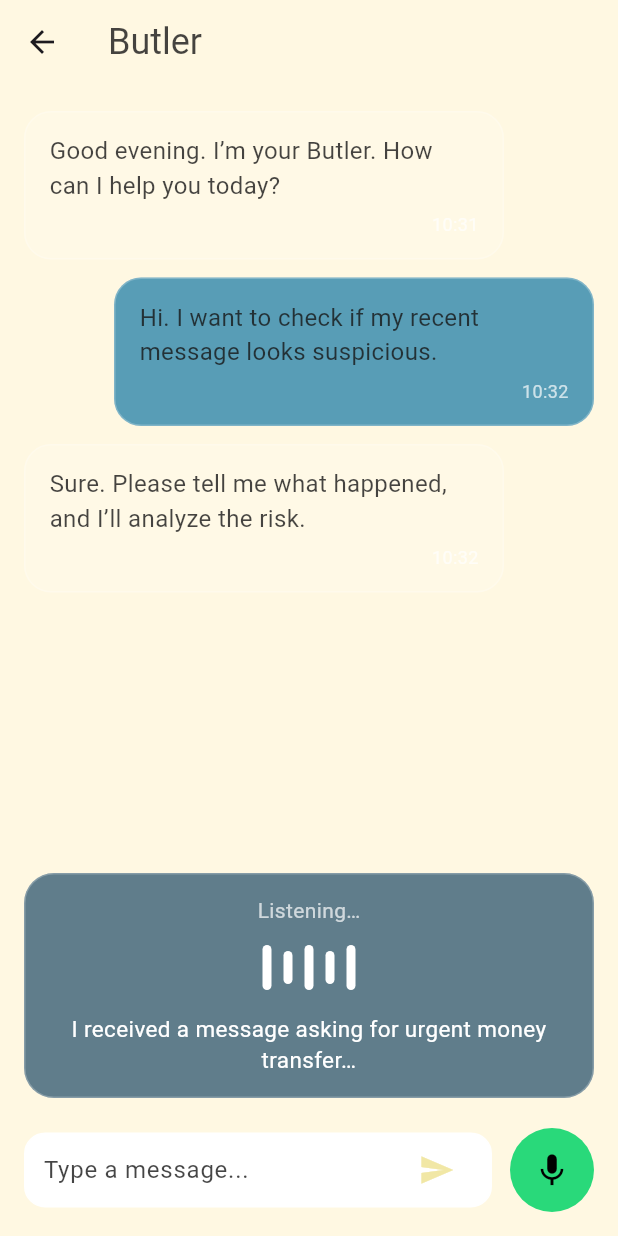
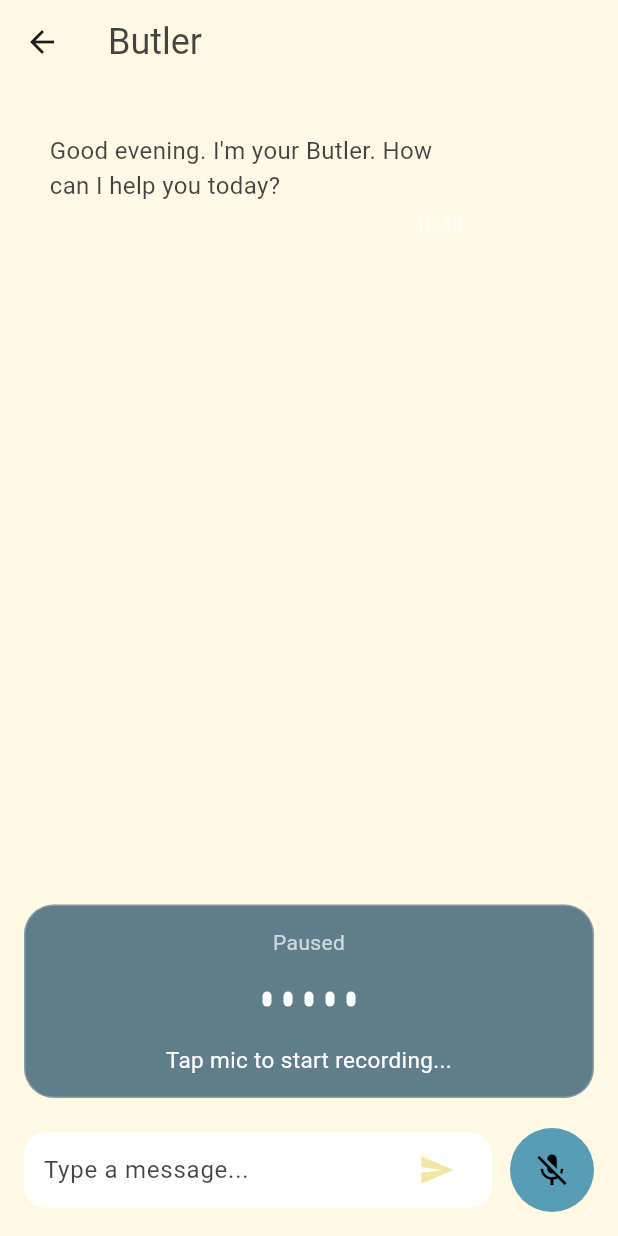
Before and after one commit to NCCU-Butler-Robot/AIO-Kebbi, a Flutter app: the ButlerChatPage screen opened by its route, after a tap on the "send" icon, on a phone screen of 412 x 824 dp. Run offline on Flutter 3.47's test engine with Material 3 defaults, Android fonts, the phone set to English and light mode, and no system bars; our stand-ins replace audioplayers, dio, flutter_secure_storage, get_it, google_fonts, image_picker and 2 more; missing offline and left inert: flutter_sound, record; accounts and stored records are empty; Roboto replaces fonts that are missing (Itim).

Commit message:
fix: connect food recognition and butler chat to backend API
- food_recognition_page: remove countdown, call /api/food-recognition/
  with multipart image upload, navigate to RecipeWebViewPage with detect_url
- butler_chat_page: call /api/chat/, display text response, play MP3 audio,
  connect mic to AudioService, add ScrollController auto-scroll
- api_service: add ChatResult class, sendChat(), uploadFoodImage(),
  X-Installation-Id header in interceptor, receiveTimeout 60s
- audio_service: add playMp3Bytes() with Codec.mp3 for API audio response

```diff
--- a/frontend/lib/pages/butler_chat_page.dart
+++ b/frontend/lib/pages/butler_chat_page.dart
@@ -1,9 +1,12 @@
+import 'dart:async';
+
 import 'package:flutter/material.dart';
 import 'package:google_fonts/google_fonts.dart';
-import 'dart:async';
-
 
 import '../constants.dart';
+import '../di/service_locator.dart';
+import '../services/api_service.dart';
+import '../services/audio_service.dart';
 
 class ButlerChatPage extends StatefulWidget {
   const ButlerChatPage({super.key});
@@ -13,85 +16,128 @@ class ButlerChatPage extends StatefulWidget {
 }
 
 class _ButlerChatPageState extends State<ButlerChatPage> {
-  // --- Demo ---
   final List<_ChatMessage> _messages = [
     _ChatMessage(
       from: _Speaker.butler,
-      text: "Good evening. I’m your Butler. How can I help you today?",
-      time: "10:31",
-    ),
-    _ChatMessage(
-      from: _Speaker.user,
-      text: "Hi. I want to check if my recent message looks suspicious.",
-      time: "10:32",
-    ),
-    _ChatMessage(
-      from: _Speaker.butler,
-      text: "Sure. Please tell me what happened, and I’ll analyze the risk.",
-      time: "10:32",
+      text: "Good evening. I'm your Butler. How can I help you today?",
+      time: _fmtTime(DateTime.now()),
     ),
   ];
 
-  // --- 逐字稿 / 錄音狀態 / 播放狀態---
-  bool _isRecording = true;
-  bool _isPlaying = false;
-
-  // Demo
-  String _liveTranscript = "Listening…";
+  String? _conversationId;
+  bool _isLoading = false;
+  bool _isRecording = false;
+  String _liveTranscript = 'Tap mic to start recording...';
 
   final TextEditingController _textController = TextEditingController();
+  final ScrollController _scrollCtrl = ScrollController();
 
   @override
   void initState() {
     super.initState();
-
-    // Demo
-    Future.delayed(const Duration(milliseconds: 600), () {
-      if (!mounted) return;
-      setState(() => _liveTranscript = "I received a message asking for urgent money transfer…");
-    });
+    AudioService.I.init();
   }
 
   @override
   void dispose() {
     _textController.dispose();
+    _scrollCtrl.dispose();
+    if (_isRecording) {
+      AudioService.I.stopRecord();
+    }
     super.dispose();
   }
 
-  void _toggleRecording() {
-    setState(() {
-      _isRecording = !_isRecording;
-      _liveTranscript = _isRecording ? "Listening…" : "Recording stopped.";
+  void _scrollToBottom() {
+    WidgetsBinding.instance.addPostFrameCallback((_) {
+      if (_scrollCtrl.hasClients) {
+        _scrollCtrl.animateTo(
+          _scrollCtrl.position.maxScrollExtent,
+          duration: const Duration(milliseconds: 300),
+          curve: Curves.easeOut,
+        );
+      }
     });
   }
 
-  // ignore: unused_element
-  void _togglePlay() {
-    setState(() => _isPlaying = !_isPlaying);
+  Future<void> _toggleRecording() async {
+    if (_isRecording) {
+      // 停止錄音
+      setState(() {
+        _isRecording = false;
+        _liveTranscript = 'Recording stopped.';
+      });
+      final file = await AudioService.I.stopRecord();
+      // 語音轉文字尚未整合（需 STT 服務），目前停止後不自動送出
+      if (file != null) {
+        setState(() => _liveTranscript = 'Recording ready. Type or send text.');
+      }
+    } else {
+      final granted = await AudioService.I.ensureMicPermission();
+      if (!granted) {
+        setState(() => _liveTranscript = 'Microphone permission denied.');
+        return;
+      }
+      await AudioService.I.startRecord();
+      setState(() {
+        _isRecording = true;
+        _liveTranscript = 'Listening…';
+      });
+    }
   }
 
-  void _sendText() {
+  Future<void> _sendText() async {
     final txt = _textController.text.trim();
-    if (txt.isEmpty) return;
+    if (txt.isEmpty || _isLoading) return;
 
     setState(() {
-      _messages.add(_ChatMessage(from: _Speaker.user, text: txt, time: _nowHHmm()));
+      _messages.add(_ChatMessage(
+          from: _Speaker.user, text: txt, time: _fmtTime(DateTime.now())));
       _textController.clear();
+      _isLoading = true;
+    });
+    _scrollToBottom();
 
-      // Demo
+    try {
+      final result = await sl<ApiService>().sendChat(
+        prompt: txt,
+        conversationId: _conversationId,
+      );
+
+      _conversationId = result.conversationId.isNotEmpty
+          ? result.conversationId
+          : _conversationId;
+
+      setState(() {
         _messages.add(_ChatMessage(
           from: _Speaker.butler,
-        text: "Thanks. I will review it. If it asks for money or secrecy, it may be a scam.",
-        time: _nowHHmm(),
+          text: result.text.isNotEmpty ? result.text : '(no response)',
+          time: _fmtTime(DateTime.now()),
         ));
       });
+      _scrollToBottom();
+
+      if (result.audioBytes != null) {
+        await AudioService.I.playMp3Bytes(result.audioBytes!);
+      }
+    } catch (e) {
+      setState(() {
+        _messages.add(_ChatMessage(
+          from: _Speaker.butler,
+          text: 'Error: $e',
+          time: _fmtTime(DateTime.now()),
+        ));
+      });
+      _scrollToBottom();
+    } finally {
+      if (mounted) setState(() => _isLoading = false);
+    }
   }
 
-  String _nowHHmm() {
-    final t = TimeOfDay.now();
+  static String _fmtTime(DateTime t) {
     final hh = t.hour.toString().padLeft(2, '0');
     final mm = t.minute.toString().padLeft(2, '0');
-    return "$hh:$mm";
+    return '$hh:$mm';
   }
 
   @override
@@ -106,22 +152,23 @@ class _ButlerChatPageState extends State<ButlerChatPage> {
           style: GoogleFonts.itim(fontSize: 24, color: textColor),
         ),
       ),
-      body: SafeArea(
+      body: GestureDetector(
+        onTap: () => FocusScope.of(context).unfocus(),
+        child: SafeArea(
           child: Column(
             children: [
-            // ===== 上方 =====
+              // ===== 訊息列表 =====
               Expanded(
                 child: ListView.builder(
+                  controller: _scrollCtrl,
                   padding: const EdgeInsets.fromLTRB(16, 12, 16, 12),
                   itemCount: _messages.length,
-                itemBuilder: (context, i) {
-                  final m = _messages[i];
-                  return _ChatBubble(message: m);
-                },
+                  itemBuilder: (context, i) =>
+                      _ChatBubble(message: _messages[i]),
                 ),
               ),
 
-            // ===== 中間=====
+              // ===== 錄音狀態區 =====
               Container(
                 width: double.infinity,
                 margin: const EdgeInsets.fromLTRB(16, 0, 16, 10),
@@ -136,39 +183,33 @@ class _ButlerChatPageState extends State<ButlerChatPage> {
                     Text(
                       _isRecording ? 'Listening…' : 'Paused',
                       style: GoogleFonts.itim(
-                    fontSize: 14,
-                    color: Colors.white70,
-                  ),
+                          fontSize: 14, color: Colors.white70),
                     ),
                     const SizedBox(height: 8),
-
                     FakeSiriWave(active: _isRecording),
-
                     const SizedBox(height: 10),
-
                     Padding(
                       padding: const EdgeInsets.symmetric(horizontal: 16),
                       child: Text(
-                    _liveTranscript,
+                        _isLoading ? 'Butler is thinking…' : _liveTranscript,
                         textAlign: TextAlign.center,
                         style: GoogleFonts.itim(
-                      fontSize: 15,
-                      color: Colors.white,
-                    ),
+                            fontSize: 15, color: Colors.white),
                       ),
                     ),
                   ],
                 ),
               ),
 
-
+              // ===== 輸入列 =====
               Container(
                 padding: const EdgeInsets.fromLTRB(16, 10, 16, 16),
                 child: Row(
                   children: [
                     Expanded(
                       child: Container(
-                      padding: const EdgeInsets.symmetric(horizontal: 12),
+                        padding:
+                            const EdgeInsets.symmetric(horizontal: 12),
                         decoration: BoxDecoration(
                           color: Colors.white,
                           borderRadius: BorderRadius.circular(14),
@@ -179,21 +220,28 @@ class _ButlerChatPageState extends State<ButlerChatPage> {
                             Expanded(
                               child: TextField(
                                 controller: _textController,
-                              style: GoogleFonts.itim(color: textColor, fontSize: 16),
+                                style: GoogleFonts.itim(
+                                    color: textColor, fontSize: 16),
                                 decoration: InputDecoration(
                                   border: InputBorder.none,
                                   hintText: 'Type a message...',
                                   hintStyle: GoogleFonts.itim(
-                                  color: textColor,
-                                  fontSize: 16,
-                                ),
+                                      color: textColor, fontSize: 16),
                                 ),
                                 onSubmitted: (_) => _sendText(),
                               ),
                             ),
-                          IconButton(
+                            _isLoading
+                                ? const SizedBox(
+                                    width: 20,
+                                    height: 20,
+                                    child: CircularProgressIndicator(
+                                        strokeWidth: 2),
+                                  )
+                                : IconButton(
                                     onPressed: _sendText,
-                            icon: const Icon(Icons.send, color: iconColor),
+                                    icon: const Icon(Icons.send,
+                                        color: iconColor),
                                   ),
                           ],
                         ),
@@ -203,13 +251,15 @@ class _ButlerChatPageState extends State<ButlerChatPage> {
 
                     // 麥克風
                     InkWell(
-                    onTap: _toggleRecording,
+                      onTap: _isLoading ? null : _toggleRecording,
                       borderRadius: BorderRadius.circular(28),
                       child: Container(
                         width: 56,
                         height: 56,
                         decoration: BoxDecoration(
-                        color: _isRecording ? const Color(0xff29d97a) : kSeaBlue,
+                          color: _isRecording
+                              ? const Color(0xff29d97a)
+                              : kSeaBlue,
                           shape: BoxShape.circle,
                         ),
                         child: Icon(
@@ -225,11 +275,11 @@ class _ButlerChatPageState extends State<ButlerChatPage> {
             ],
           ),
         ),
+      ),
     );
   }
 }
 
-// ===== Demo=====
 enum _Speaker { user, butler }
 
 class _ChatMessage {
@@ -247,35 +297,30 @@ class _ChatBubble extends StatelessWidget {
   @override
   Widget build(BuildContext context) {
     final isUser = message.from == _Speaker.user;
+    final maxW = MediaQuery.of(context).size.width * 0.75;
 
     return Padding(
       padding: const EdgeInsets.symmetric(vertical: 6),
       child: Row(
-        mainAxisAlignment: isUser ? MainAxisAlignment.end : MainAxisAlignment.start,
+        mainAxisAlignment:
+            isUser ? MainAxisAlignment.end : MainAxisAlignment.start,
         children: [
           ConstrainedBox(
-            constraints: const BoxConstraints(maxWidth: 320),
+            constraints: BoxConstraints(maxWidth: maxW),
             child: Container(
-              padding: const EdgeInsets.symmetric(horizontal: 16, vertical: 14),
+              padding:
+                  const EdgeInsets.symmetric(horizontal: 16, vertical: 14),
               decoration: BoxDecoration(
-                color: isUser
-                    ? kSeaBlue
-                    : Colors.white12,
+                color: isUser ? kSeaBlue : Colors.white12,
                 borderRadius: BorderRadius.circular(18),
-                border: Border.all(
-                  color: Colors.white24,
-                  width: 1,
-                ),
+                border: Border.all(color: Colors.white24),
               ),
               child: Column(
                 crossAxisAlignment: CrossAxisAlignment.start,
                 children: [
                   Text(
                     message.text,
-                    style: GoogleFonts.itim(
-                      fontSize: 16,
-                      color: textColor,
-                    ),
+                    style: GoogleFonts.itim(fontSize: 16, color: textColor),
                   ),
                   const SizedBox(height: 6),
                   Align(
@@ -283,9 +328,7 @@ class _ChatBubble extends StatelessWidget {
                     child: Text(
                       message.time,
                       style: GoogleFonts.itim(
-                        fontSize: 12,
-                        color: Colors.white70,
-                      ),
+                          fontSize: 12, color: Colors.white70),
                     ),
                   ),
                 ],
@@ -313,13 +356,13 @@ class _FakeSiriWaveState extends State<FakeSiriWave> {
   @override
   void initState() {
     super.initState();
-
     _timer = Timer.periodic(const Duration(milliseconds: 180), (_) {
       if (!mounted || !widget.active) return;
-
       setState(() {
         for (int i = 0; i < _heights.length; i++) {
-          _heights[i] = 8 + (i.isEven ? 22 : 14);
+          _heights[i] = 8.0 +
+              (20.0 *
+                  (0.3 + 0.7 * ((DateTime.now().millisecondsSinceEpoch + i * 137) % 1000) / 1000.0));
         }
       });
     });
```
Also changed, not shown: frontend/lib/pages/food_recognition_page.dart (+63 -116 lines), frontend/lib/services/api_service.dart (+81 -1 lines), frontend/lib/services/audio_service.dart (+10 -0 lines). Lines whose indentation alone changed are shown as unchanged.
